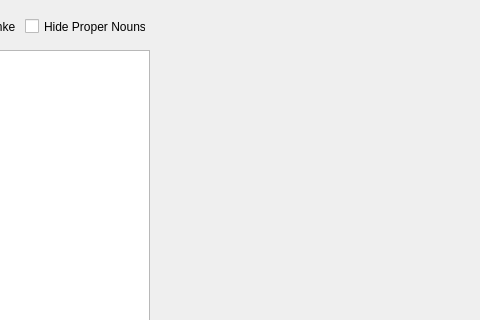
Before: the Qt Designer form Linker.ui in rmlockwood/FLExTrans, drawn with Qt 5; both pictures show x 695 to 1175 and y 0 to 320 of the 1372 by 701 pixel window.
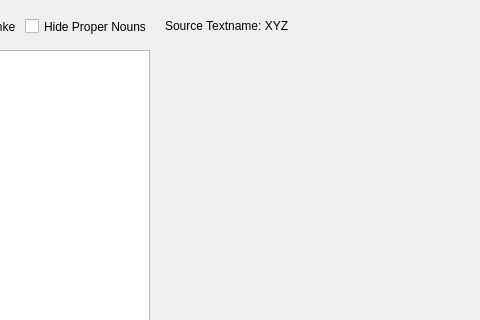
After: the same form once the commit is applied.

Commit message: Fixes #213. Show the source text name

The edit to the form file:
```diff
--- a/Linker.ui
+++ b/Linker.ui
@@ -140,6 +140,19 @@
      <string>Type the beginning of an entry, then double-click in the Target Head Word column for the desired row to link to it.</string>
     </property>
    </widget>
+   <widget class="QLabel" name="sourceTextNameLabel">
+    <property name="geometry">
+     <rect>
+      <x>860</x>
+      <y>16</y>
+      <width>151</width>
+      <height>20</height>
+     </rect>
+    </property>
+    <property name="text">
+     <string>Source Textname: XYZ</string>
+    </property>
+   </widget>
   </widget>
   <widget class="QMenuBar" name="menubar">
    <property name="geometry">
```
The commit also changes 2 other files.
